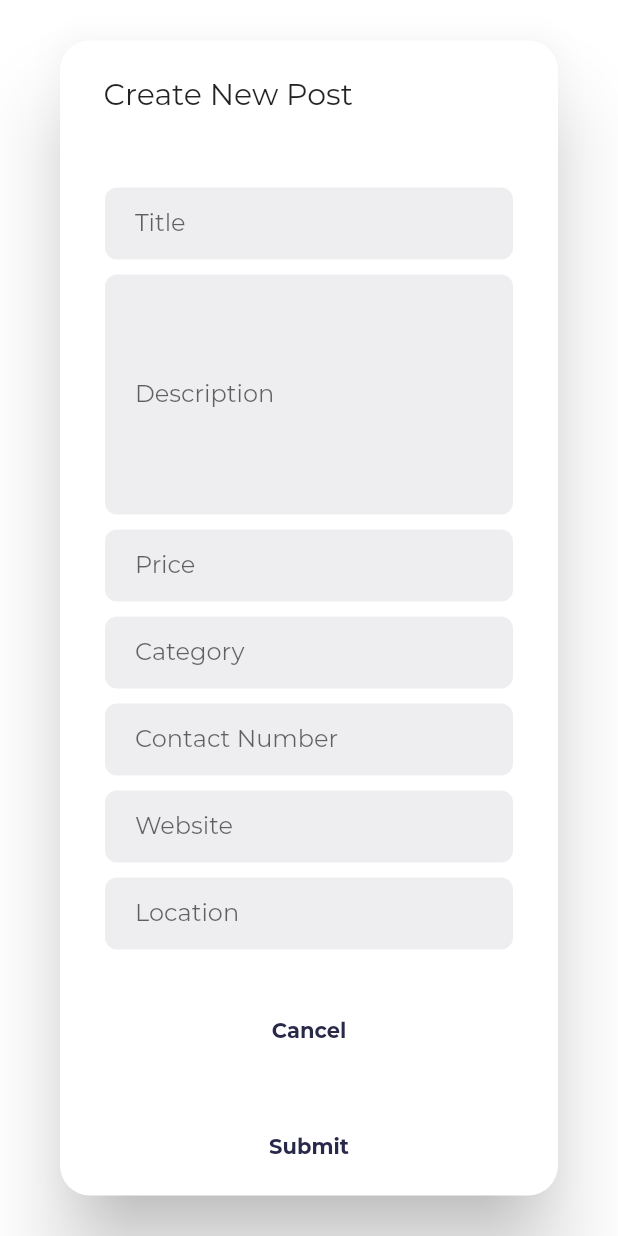
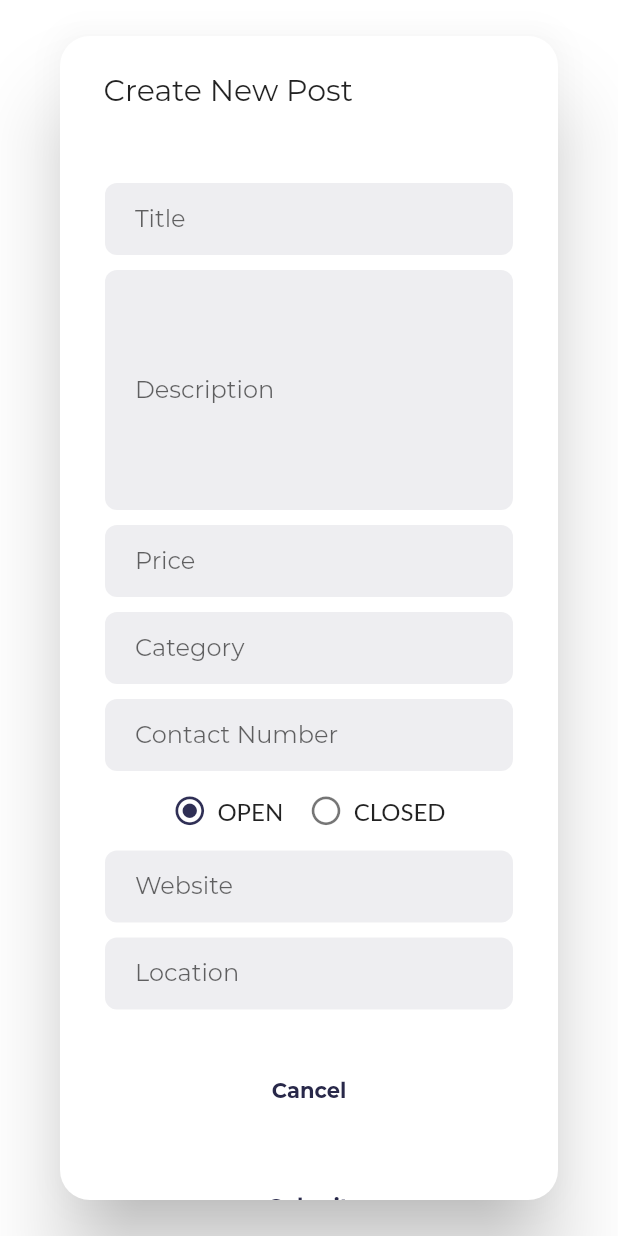
Before and after one commit to dannellim/study_mama_flutter, a Flutter app: the ManagePostsScreen screen opened directly, after a tap on "Create your first post here", on a phone screen of 412 x 824 dp. Run offline on Flutter 3.47's test engine with Material 2 defaults, Android fonts, the light colour scheme and no system bars; our stand-ins replace cached_network_image, carousel_slider, dio, flutter_map, flutter_rating_bar, flutter_spinkit and 4 more; accounts and stored records are empty; network calls fail; Roboto replaces fonts that are missing (Lato).

```diff
--- a/lib/Screen/PostForm.dart
+++ b/lib/Screen/PostForm.dart
@@ -1,8 +1,10 @@
 import 'package:flutter/cupertino.dart';
 import 'package:flutter/material.dart';
+import 'package:rxdart/rxdart.dart';
 import 'package:study_mama_flutter/main.dart';
 import 'package:study_mama_flutter/util/color.dart';
 import 'package:study_mama_flutter/util/constant.dart';
+import 'package:study_mama_flutter/util/widget.dart';
 
 import '../model.dart';
 
@@ -29,6 +31,7 @@ class PostFormState extends State<PostForm>{
   TextEditingController priceTextController = TextEditingController();
   TextEditingController contactTextController = TextEditingController();
   TextEditingController categoryController = TextEditingController();
+  BehaviorSubject<bool> status = BehaviorSubject.seeded(true);
 
   var dio=getDio();
 
@@ -57,6 +60,11 @@ class PostFormState extends State<PostForm>{
 
       if(widget.post!.location!=null){
         locTextController.text=widget.post!.location!.lat.toString()+","+widget.post!.location!.lon.toString();
+      }
+      if(widget.post!.status.contains("CLOSED")){
+        status.add(false);
+      }else{
+        status.add(true);
       }
       priceTextController.text=widget.post!.price;
       contactTextController.text=widget.post!.contact;
@@ -193,7 +201,29 @@ class PostFormState extends State<PostForm>{
                  ),
                ),
                SizedBox(height: 10,),
-
+               StreamBuilder<bool>(
+                   stream: status.stream,
+                   initialData: false,
+                   builder: (context, snapShot) {
+                     return Row(
+                       mainAxisAlignment:
+                       MainAxisAlignment.center,
+                       children: [
+                         getRadioButton("OPEN", snapShot.data!,
+                             onTapFun: () {
+                               status.add(true);
+                             }),
+                         SizedBox(
+                           width: 7,
+                         ),
+                         getRadioButton("CLOSED", !snapShot.data!,
+                             onTapFun: () {
+                               status.add(false);
+                             }),
+                       ],
+                     );
+                   }),
+               SizedBox(height: 10,),
                TextFormField(
                  controller: webTextController,
                  decoration: InputDecoration(
@@ -284,7 +314,7 @@ class PostFormState extends State<PostForm>{
                          "location":locCation,
                          "category":category,
                          "accountId":accountID,
-                         "status":"0",
+                         "status":status.value?"1":"0",
                          "contact":contact,
                          "price":price,
                        };
--- a/lib/Screen/loginScreen.dart
+++ b/lib/Screen/loginScreen.dart
@@ -62,7 +62,9 @@ class _GetLoginState extends State<Login> {
                         elevation: 20,
                         shape: RoundedRectangleBorder(
                             borderRadius: BorderRadius.circular(20)),
-                        child: Container()),
+                        child: Container(
+                          child: Image.asset("assets/images/img1.jpeg"),
+                        )),
                   ),
             SizedBox(
               width: 15,
--- a/lib/main.dart
+++ b/lib/main.dart
@@ -107,6 +107,7 @@ class _MyHomePageState extends State<MyHomePage> {
       print("size"+postPage.posts.length.toString());
       print("post"+postPage.posts[0].toJson().toString());
     }).catchError((onError){
+      posts.add([]);
       print("Error error $onError");
     });
   }
@@ -414,7 +415,7 @@ class _MyHomePageState extends State<MyHomePage> {
                             child: StreamBuilder<List<Post>>(
                               stream: posts.stream,
                               builder: (context, snapshot) {
-                                return snapshot.hasData?ListView.builder(
+                                return snapshot.hasData?snapshot.data!.length>0?ListView.builder(
                                   itemCount: snapshot.hasData?snapshot.data?.length:0,
                                   itemBuilder: (BuildContext context, int index) {
                                     return PostList(snapshot.data![index],(post){
@@ -422,6 +423,9 @@ class _MyHomePageState extends State<MyHomePage> {
                                     });
                                   },
 
+                                ):Container(
+                                  child: Center(
+                                      child: Text("No data available",style: TextStyle(fontSize: 20),)),
                                 ):spinkit;
                               }
                             ),
```
Also changed, not shown: assets/images/img1.jpeg (added), assets/images/img2.jpeg (added).
